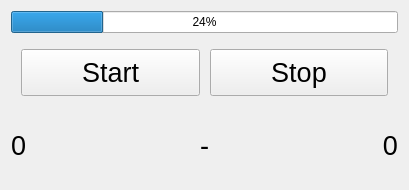
This is 1-QT/progress_with_button.ui in Senabahadir/OYK-Python-2022 as Qt 5 draws it before an edit. The edited form follows.
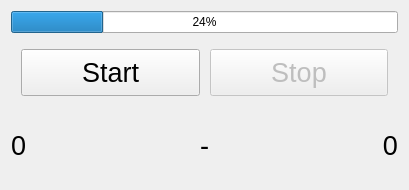
This is the edited form.

Commit message: start_stop

```diff
--- a/1-QT/progress_with_button.ui
+++ b/1-QT/progress_with_button.ui
@@ -58,6 +58,9 @@
      </item>
      <item>
       <widget class="QPushButton" name="btnStop">
+       <property name="enabled">
+        <bool>false</bool>
+       </property>
        <property name="sizePolicy">
         <sizepolicy hsizetype="Minimum" vsizetype="Minimum">
          <horstretch>0</horstretch>
```
The commit also changes 1 other file.
